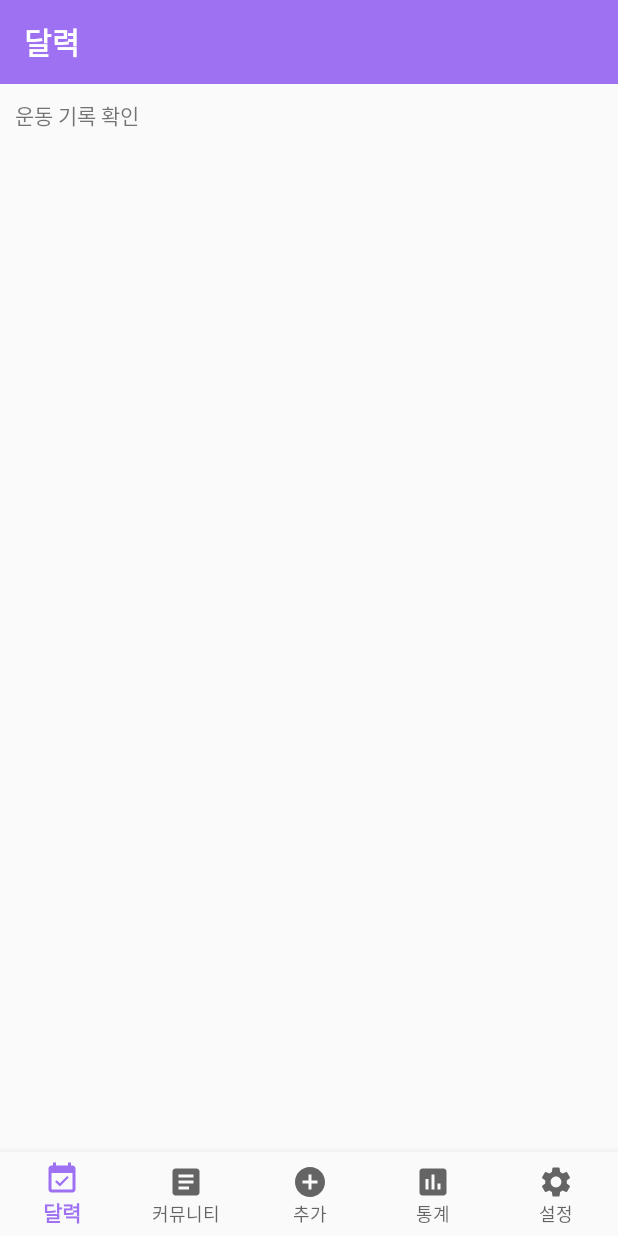
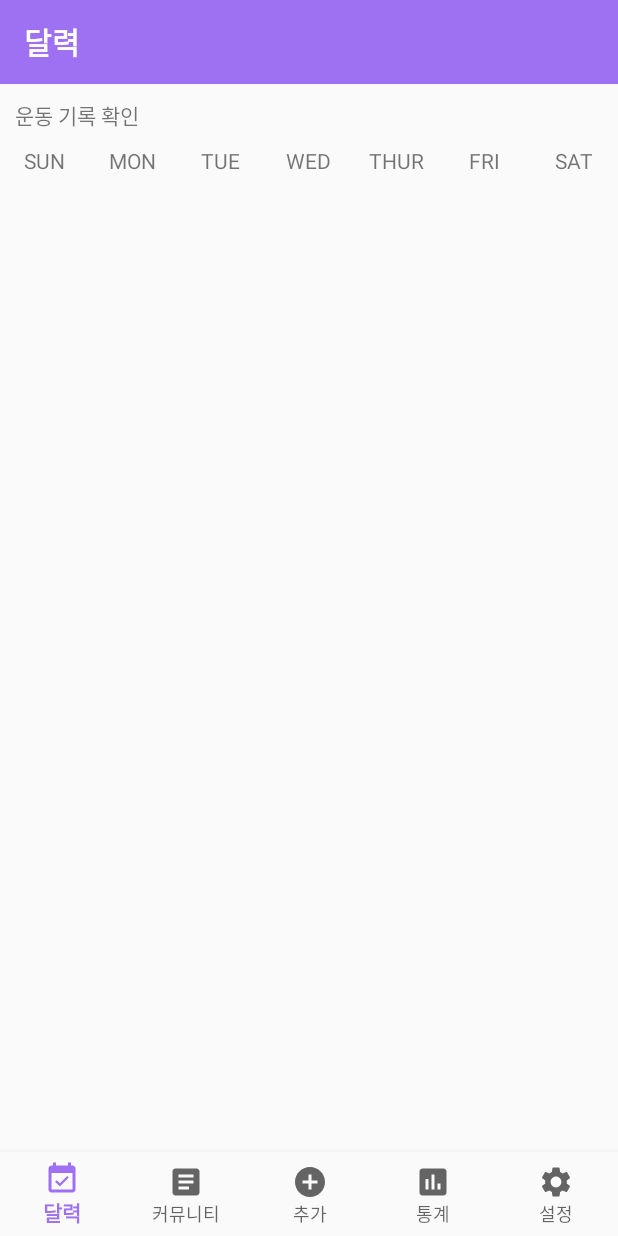
Before and after one commit to 971021hr/dandan_app_final, an Android app: the screen it shows after launch (MainActivity), on a phone screen of 412 x 824 dp. Run offline under Robolectric (Android 15) with nearby library versions, the phone set to English and light mode, and no system bars; our stand-ins replace navigation-ui.

Commit message:
21.02.18 hr 캘린더 탭

```diff
--- /dev/null
+++ b/app/src/main/java/com/example/tantan/BaseCalendar.java
@@ -0,0 +1,7 @@
+package com.example.tantan;
+
+public class BaseCalendar {
+
+
+
+}
--- a/app/src/main/res/layout/fragment_menu1.xml
+++ b/app/src/main/res/layout/fragment_menu1.xml
@@ -31,6 +31,69 @@
         android:layout_margin="10dp"
         android:text="운동 기록 확인" />
 
+    <LinearLayout
+        android:layout_width="match_parent"
+        android:layout_height="wrap_content"
+        android:gravity="center_vertical"
+        android:orientation="horizontal">
+
+        <TextView
+            android:layout_width="10dp"
+            android:layout_height="wrap_content"
+            android:layout_weight="1"
+            android:gravity="center_horizontal"
+            android:text="SUN"/>
+
+        <TextView
+            android:layout_width="10dp"
+            android:layout_height="wrap_content"
+            android:layout_weight="1"
+            android:gravity="center_horizontal"
+            android:text="MON"/>
+
+        <TextView
+            android:layout_width="10dp"
+            android:layout_height="wrap_content"
+            android:layout_weight="1"
+            android:gravity="center_horizontal"
+            android:text="TUE"/>
+
+        <TextView
+            android:layout_width="10dp"
+            android:layout_height="wrap_content"
+            android:layout_weight="1"
+            android:gravity="center_horizontal"
+            android:text="WED"/>
+
+        <TextView
+            android:layout_width="10dp"
+            android:layout_height="wrap_content"
+            android:layout_weight="1"
+            android:gravity="center_horizontal"
+            android:text="THUR"/>
+
+        <TextView
+            android:layout_width="10dp"
+            android:layout_height="wrap_content"
+            android:layout_weight="1"
+            android:gravity="center_horizontal"
+            android:text="FRI"/>
+
+        <TextView
+            android:layout_width="10dp"
+            android:layout_height="wrap_content"
+            android:layout_weight="1"
+            android:gravity="center_horizontal"
+            android:text="SAT"/>
+
+
+    </LinearLayout>
+
+    <GridView
+        android:layout_width="match_parent"
+        android:layout_height="match_parent"
+        android:numColumns="7"/>
+
 
 
 
```
